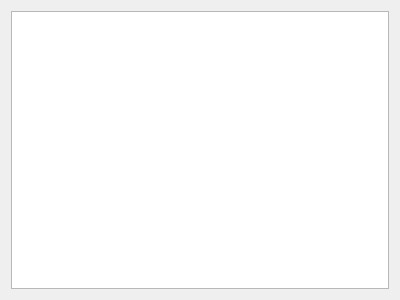
NTO-2nd-stage-ABP/ccms, file app/ui/wizards/areas-page.ui: the form before one commit.
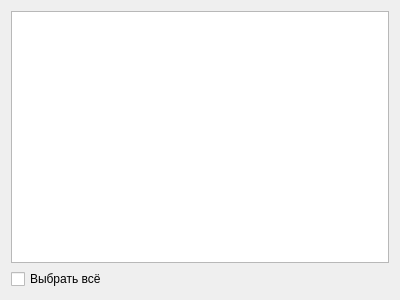
The form after the commit.

Commit message: Add select all checkbox

What changed in the file:
```diff
--- a/app/ui/wizards/areas-page.ui
+++ b/app/ui/wizards/areas-page.ui
@@ -23,6 +23,13 @@
    <item>
     <widget class="QListWidget" name="listWidget"/>
    </item>
+   <item>
+    <widget class="QCheckBox" name="reserveAllCheckBox">
+     <property name="text">
+      <string>Выбрать всё</string>
+     </property>
+    </widget>
+   </item>
   </layout>
  </widget>
  <resources/>
```
The commit also changes 1 other file.
